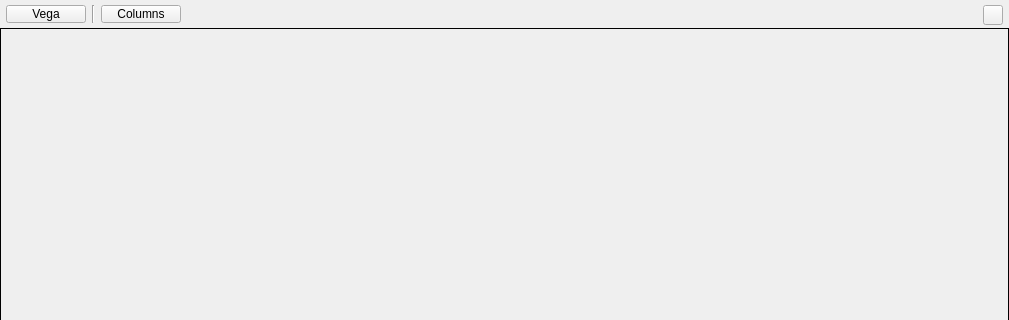
Old version of the form source/radeon_gpu_analyzer_gui/ui/rg_isa_disassembly_view.ui in the repository GPUOpen-Tools/radeon_gpu_analyzer; both pictures show x 0 to 1009 and y 0 to 320 of the 1009 by 759 pixel window.
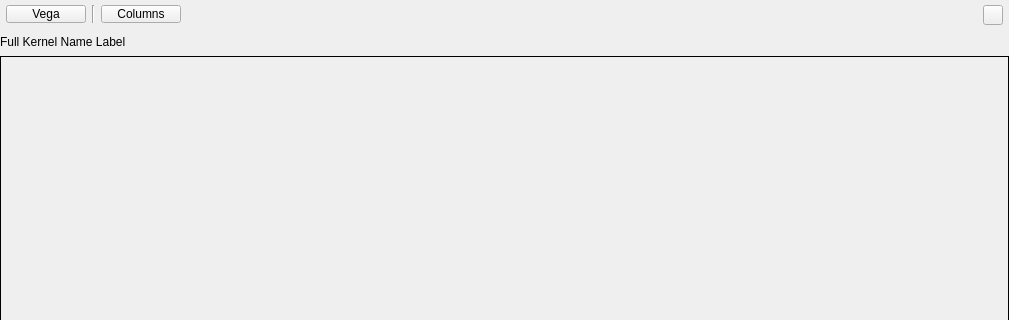
New version of the form. Custom widgets are drawn as their Qt base class.

```diff
--- a/source/radeon_gpu_analyzer_gui/ui/rg_isa_disassembly_view.ui
+++ b/source/radeon_gpu_analyzer_gui/ui/rg_isa_disassembly_view.ui
@@ -164,6 +164,51 @@
      </item>
     </layout>
    </item>
+   <item>
+    <layout class="QHBoxLayout" name="horizontalLayout_4">
+     <item>
+      <widget class="QLabel" name="kernelNameLabel">
+       <property name="minimumSize">
+        <size>
+         <width>100</width>
+         <height>28</height>
+        </size>
+       </property>
+       <property name="maximumSize">
+        <size>
+         <width>16777215</width>
+         <height>28</height>
+        </size>
+       </property>
+       <property name="layoutDirection">
+        <enum>Qt::LeftToRight</enum>
+       </property>
+       <property name="text">
+        <string>Full Kernel Name Label</string>
+       </property>
+       <property name="scaledContents">
+        <bool>false</bool>
+       </property>
+       <property name="alignment">
+        <set>Qt::AlignLeading|Qt::AlignLeft|Qt::AlignVCenter</set>
+       </property>
+      </widget>
+     </item>
+     <item>
+      <spacer name="horizontalSpacer_2">
+       <property name="orientation">
+        <enum>Qt::Horizontal</enum>
+       </property>
+       <property name="sizeHint" stdset="0">
+        <size>
+         <width>40</width>
+         <height>20</height>
+        </size>
+       </property>
+      </spacer>
+     </item>
+    </layout>
+   </item>
    <item>
     <widget class="QFrame" name="frame">
      <property name="sizePolicy">
```
